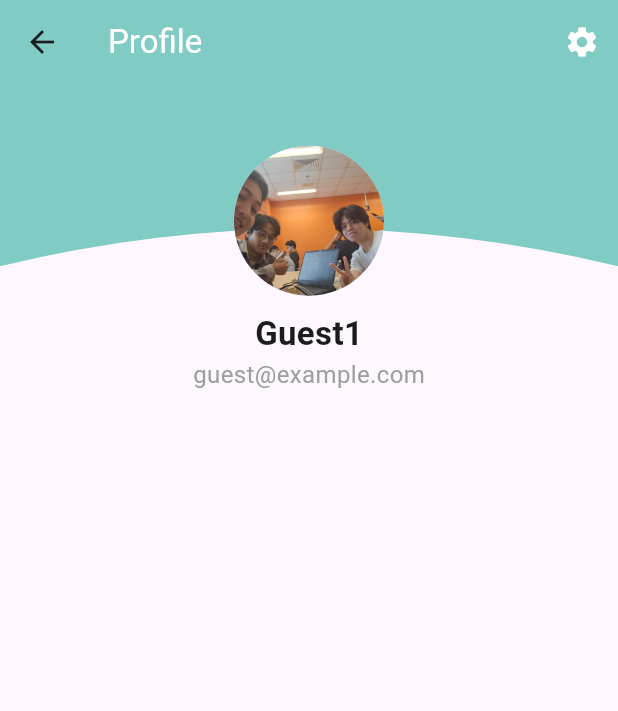
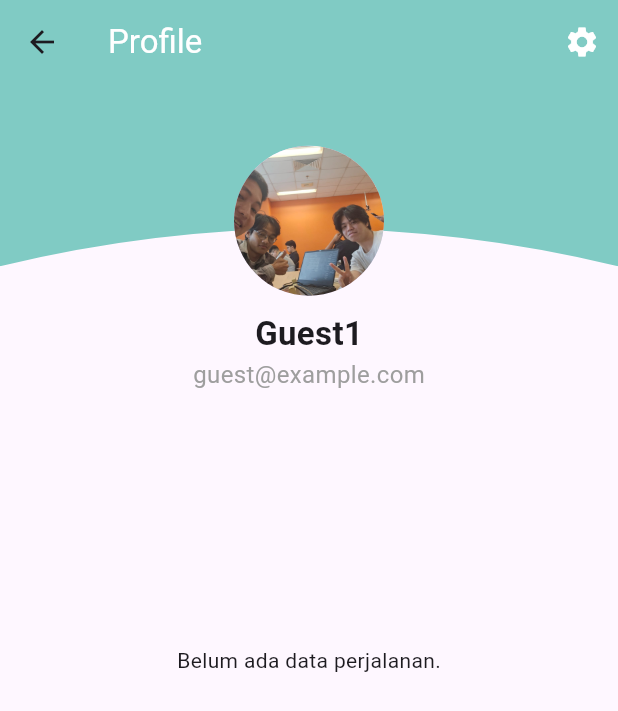
Before and after one commit to RizkyRafiyandika/explore_id, a Flutter app: the MyProfile screen opened directly, on a phone screen of 412 x 824 dp. Shown: the top 711 px of the screen. Run offline on Flutter 3.47's test engine with Material 3 defaults, Android fonts, the phone set to English and light mode, and no system bars; our stand-ins replace carousel_slider, cloud_firestore, curved_navigation_bar, firebase_auth, firebase_core, fl_chart and 3 more; missing offline and left inert: flutter_facebook_auth; accounts and stored records are empty.

Commit message:
Activity Chart

```diff
--- a/lib/models/event.dart
+++ b/lib/models/event.dart
@@ -5,6 +5,7 @@ class Event {
   final String start;
   final String end;
   final String place;
+  final String label;
 
   Event({
     required this.title,
@@ -13,6 +14,7 @@ class Event {
     required this.start,
     required this.end,
     required this.place,
+    required this.label,
   });
 }
 
--- a/lib/pages/calender.dart
+++ b/lib/pages/calender.dart
@@ -41,6 +41,7 @@ class _MyCalendarState extends State<MyCalendar> {
               start: data['start'],
               end: data['end'],
               place: data['place'],
+              label: data['label'],
             );
           }).toList();
 
--- a/lib/pages/home.dart
+++ b/lib/pages/home.dart
@@ -6,6 +6,7 @@ import 'package:explore_id/models/listTrip.dart';
 import 'package:explore_id/pages/nearby_List_Page.dart';
 import 'package:explore_id/pages/profile.dart';
 import 'package:explore_id/pages/selectCategory.dart';
+import 'package:explore_id/pages/setting.dart';
 import 'package:explore_id/provider/userProvider.dart';
 import 'package:explore_id/widget/listTripCard.dart';
 import 'package:firebase_auth/firebase_auth.dart';
@@ -347,6 +348,10 @@ AppBar _MyAppBar(BuildContext context, String username) {
         GestureDetector(
           onTap: () {
             print("Notifikasi dibuka");
+            Navigator.push(
+              context,
+              MaterialPageRoute(builder: (context) => MySettingPage()),
+            );
           },
           child: Stack(
             children: [
--- a/lib/pages/profile.dart
+++ b/lib/pages/profile.dart
@@ -1,6 +1,10 @@
 import 'package:explore_id/colors/color.dart';
+import 'package:explore_id/models/dataChartTrip.dart';
 import 'package:explore_id/pages/setting.dart';
 import 'package:explore_id/provider/userProvider.dart';
+import 'package:explore_id/widget/Indicator.dart';
+import 'package:explore_id/widget/cartContoller.dart';
+import 'package:explore_id/widget/pie_chart.dart'; // pastikan getSections() berasal dari sini
 import 'package:firebase_auth/firebase_auth.dart';
 import 'package:flutter/material.dart';
 import 'package:provider/provider.dart';
@@ -12,7 +16,25 @@ class MyProfile extends StatefulWidget {
   State<MyProfile> createState() => _MyProfileState();
 }
 
-class _MyProfileState extends State<MyProfile> {
+class _MyProfileState extends State<MyProfile>
+    with SingleTickerProviderStateMixin {
+  late int touchIndex = -1;
+  bool isLoading = true;
+
+  @override
+  void initState() {
+    super.initState();
+
+    final currentUser = FirebaseAuth.instance.currentUser;
+    if (currentUser != null) {
+      generateChartData(currentUser.uid).then((_) {
+        setState(() {
+          isLoading = false;
+        });
+      });
+    }
+  }
+
   @override
   Widget build(BuildContext context) {
     final userProvider = Provider.of<MyUserProvider>(context);
@@ -27,11 +49,11 @@ class _MyProfileState extends State<MyProfile> {
     return Scaffold(
       appBar: AppBar(
         backgroundColor: tdcyan,
-        title: Text("Profile", style: TextStyle(color: Colors.white)),
+        title: const Text("Profile", style: TextStyle(color: Colors.white)),
         centerTitle: false,
         actions: [
           IconButton(
-            icon: Icon(Icons.settings, color: Colors.white),
+            icon: const Icon(Icons.settings, color: Colors.white),
             onPressed: () {
               Navigator.push(
                 context,
@@ -43,7 +65,7 @@ class _MyProfileState extends State<MyProfile> {
       ),
       body: Stack(
         children: [
-          // Bagian atas dengan warna berbeda
+          // Bagian atas
           Positioned(
             top: 0,
             left: 0,
@@ -52,7 +74,7 @@ class _MyProfileState extends State<MyProfile> {
             child: Container(color: tdcyan),
           ),
 
-          // Lengkungan pemisah ke atas
+          // Lengkungan pemisah
           Positioned(
             top: MediaQuery.of(context).size.height / 9 - 70,
             left: 0,
@@ -63,7 +85,7 @@ class _MyProfileState extends State<MyProfile> {
             ),
           ),
 
-          // Konten di bawah lengkungan
+          // Konten profil
           Padding(
             padding: EdgeInsets.only(
               top: MediaQuery.of(context).size.height / 20,
@@ -71,22 +93,42 @@ class _MyProfileState extends State<MyProfile> {
             child: Center(
               child: Column(
                 children: [
-                  CircleAvatar(
+                  const CircleAvatar(
                     radius: 50,
                     backgroundImage: AssetImage('assets/profile_pic.jpg'),
                   ),
-                  SizedBox(height: 10),
+                  const SizedBox(height: 10),
                   Text(
-                    displayUsername, // Menampilkan username
-                    style: TextStyle(fontSize: 22, fontWeight: FontWeight.bold),
+                    displayUsername,
+                    style: const TextStyle(
+                      fontSize: 22,
+                      fontWeight: FontWeight.bold,
+                    ),
                   ),
                   Text(
-                    displayEmail, // Menampilkan email
-                    style: TextStyle(fontSize: 16, color: Colors.grey),
+                    displayEmail,
+                    style: const TextStyle(fontSize: 16, color: Colors.grey),
                   ),
                 ],
               ),
             ),
+          ),
+
+          // Pie Chart
+          Expanded(
+            child:
+                isLoading
+                    ? const Center(child: CircularProgressIndicator())
+                    : chartData.isEmpty
+                    ? const Center(child: Text("Belum ada data perjalanan."))
+                    : Column(
+                      mainAxisAlignment: MainAxisAlignment.center,
+                      children: [
+                        const SizedBox(height: 20),
+                        AnimatedPieChart(getSections: getSections),
+                        const MyIndicatorWidget(),
+                      ],
+                    ),
           ),
         ],
       ),
@@ -94,7 +136,7 @@ class _MyProfileState extends State<MyProfile> {
   }
 }
 
-// Clipper untuk lengkungan ke atas
+// Clipper untuk efek gelombang ke atas
 class WaveClipperUp extends CustomClipper<Path> {
   @override
   Path getClip(Size size) {
--- a/lib/pages/sign_in.dart
+++ b/lib/pages/sign_in.dart
@@ -1,4 +1,3 @@
-import 'package:explore_id/colors/color.dart';
 import 'package:explore_id/pages/sign_up.dart';
 import 'package:explore_id/pages/welcome.dart';
 import 'package:explore_id/services/auth_firebase.dart';
--- a/lib/services/event_Service.dart
+++ b/lib/services/event_Service.dart
@@ -15,6 +15,7 @@ Future<void> addEvents({
         "start": e.start,
         "end": e.end,
         "place": e.place,
+        "label": e.label, // tambahkan label jika ada
       });
     }
   } catch (e) {
@@ -50,6 +51,7 @@ Future<List<Event>> getEventsForDate({
         start: data["start"],
         end: data["end"],
         place: data["place"],
+        label: data["label"], // tambahkan label jika ada
       );
     }).toList();
   } catch (e) {
--- a/lib/widget/listTripCard.dart
+++ b/lib/widget/listTripCard.dart
@@ -30,7 +30,9 @@ class ListTripWidget extends StatelessWidget {
             onTap: () {
               Navigator.push(
                 context,
-                MaterialPageRoute(builder: (e) => MyDetailPlace(trip: trip)),
+                MaterialPageRoute(
+                  builder: (e) => MyDetailPlace(trip: trip),
+                ),
               );
             },
             child: Card(
--- /dev/null
+++ b/lib/widget/pie_chart.dart
@@ -0,0 +1,33 @@
+import 'dart:ui';
+
+import 'package:explore_id/models/dataChartTrip.dart' as PieData;
+import 'package:fl_chart/fl_chart.dart';
+import 'package:flutter/material.dart';
+
+List<PieChartSectionData> getSections(int touchIndex) =>
+    PieData.chartData
+        .asMap()
+        .map<int, PieChartSectionData>((index, data) {
+          final isTouched = index == touchIndex;
+          final double fontSize = isTouched ? 22 : 16;
+          final double radius = isTouched ? 80 : 65;
+
+          final section = PieChartSectionData(
+            color: data.color,
+
+            value:
+                data.percent
+                    .toDouble(), // tetap pakai percent untuk proporsi grafik
+            title: '${data.count}', // ini count-nya yang ditampilkan
+            radius: radius,
+            titleStyle: TextStyle(
+              fontSize: fontSize,
+              fontWeight: FontWeight.bold,
+              color: Colors.white,
+            ),
+          );
+
+          return MapEntry(index, section);
+        })
+        .values
+        .toList();
--- a/lib/widget/popUpAdd.dart
+++ b/lib/widget/popUpAdd.dart
@@ -54,6 +54,7 @@ void showAddDestinationDialog(
             String title = titleController.text.trim();
             String desc = deskController.text.trim();
             String place = trip.name; // ✅ Diambil langsung dari trip
+            String label = trip.label; // ✅ Diambil langsung dari trip
 
             print("📝 Title: $title");
             print("🗒️ Description: $desc");
@@ -61,6 +62,7 @@ void showAddDestinationDialog(
             print("📅 Date: ${selectedDate?.toIso8601String()}");
             print("⏰ Start Time: ${startTime?.format(context)}");
             print("⏰ End Time: ${endTime?.format(context)}");
+            print("Label: $label");
 
             print("UID: $userId");
 
@@ -90,6 +92,7 @@ void showAddDestinationDialog(
                       start: startTime!.format(context),
                       end: endTime!.format(context),
                       place: place,
+                      label: label,
                     ),
                   ],
                 )
--- a/pubspec.yaml
+++ b/pubspec.yaml
@@ -55,6 +55,7 @@ dependencies:
   permission_handler: ^11.4.0
 
   file_picker: ^10.0.0
+  fl_chart: ^0.70.2
 
 dev_dependencies:
   flutter_test:
```
Also changed, not shown: lib/models/dataChartTrip.dart (added, +108 -0 lines), lib/services/chart_count.dart (added, +20 -0 lines), lib/widget/Indicator.dart (added, +50 -0 lines), lib/widget/cartContoller.dart (added, +80 -0 lines), pubspec.lock.
